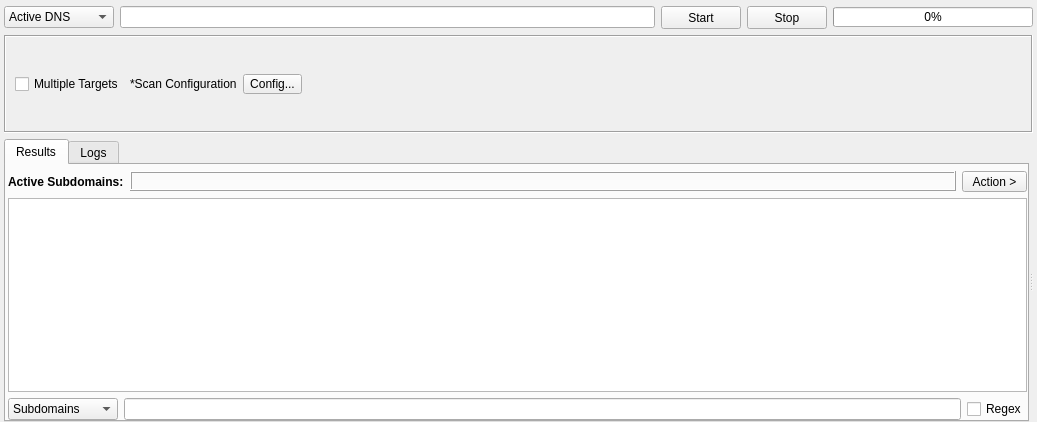
Old version of the form sub3suite/src/engines/active/Active.ui in the repository 3nock/OTE.
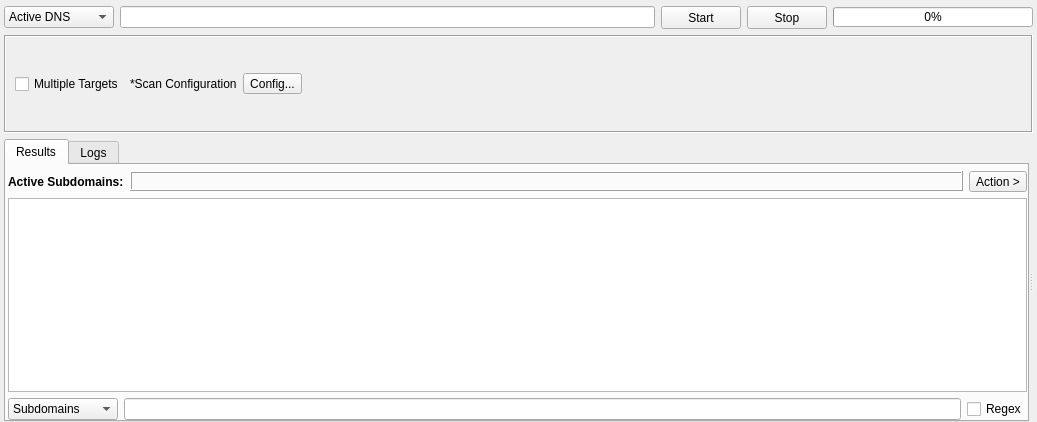
New version of the form. Custom widgets are drawn as their Qt base class.

What changed in the file:
```diff
--- a/sub3suite/src/engines/active/Active.ui
+++ b/sub3suite/src/engines/active/Active.ui
@@ -135,7 +135,7 @@
     </layout>
    </item>
    <item>
-    <widget class="QFrame" name="">
+    <widget class="QFrame" name="frame">
      <property name="frameShape">
       <enum>QFrame::Box</enum>
      </property>
@@ -174,13 +174,13 @@
         <property name="minimumSize">
          <size>
           <width>0</width>
-          <height>20</height>
+          <height>0</height>
          </size>
         </property>
         <property name="maximumSize">
          <size>
           <width>16777215</width>
-          <height>19</height>
+          <height>16777215</height>
          </size>
         </property>
         <property name="styleSheet">
@@ -313,8 +313,8 @@
                </property>
                <property name="minimumSize">
                 <size>
-                 <width>65</width>
-                 <height>20</height>
+                 <width>0</width>
+                 <height>0</height>
                 </size>
                </property>
                <property name="font">
```
